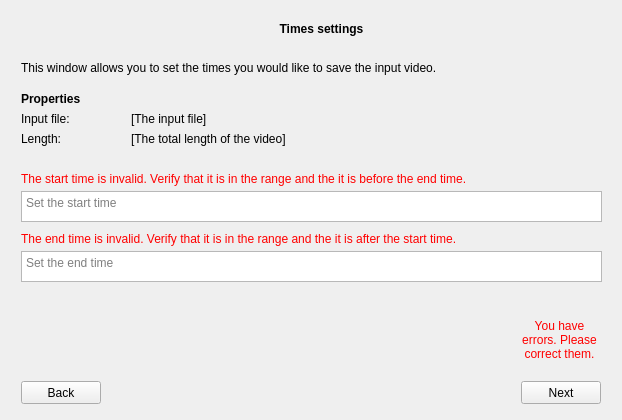
Before: the Qt Designer form ffmpeg-ui/timessettingswindow.ui in heig-vd-ihm2017/ffmpeg-ui, drawn with Qt 5.
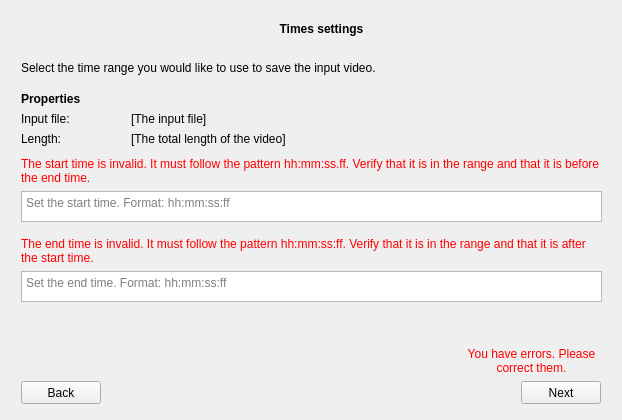
After: the same form once the commit is applied.

Commit message: Functioning time settings window

Patch:
```diff
--- a/ffmpeg-ui/timessettingswindow.ui
+++ b/ffmpeg-ui/timessettingswindow.ui
@@ -91,7 +91,7 @@
          </rect>
         </property>
         <property name="text">
-         <string>&lt;html&gt;&lt;head/&gt;&lt;body&gt;&lt;p&gt;This window allows you to set the times you would like to save the input video.&lt;/p&gt;&lt;/body&gt;&lt;/html&gt;</string>
+         <string>&lt;html&gt;&lt;head/&gt;&lt;body&gt;&lt;p&gt;Select the time range you would like to use to save the input video.&lt;/p&gt;&lt;/body&gt;&lt;/html&gt;</string>
         </property>
         <property name="alignment">
          <set>Qt::AlignLeading|Qt::AlignLeft|Qt::AlignTop</set>
@@ -106,11 +106,14 @@
           <x>10</x>
           <y>220</y>
           <width>581</width>
-          <height>16</height>
+          <height>41</height>
          </rect>
         </property>
         <property name="text">
-         <string>&lt;html&gt;&lt;head/&gt;&lt;body&gt;&lt;p&gt;&lt;span style=&quot; color:#ff0000;&quot;&gt;The end time is invalid. Verify that it is in the range and the it is after the start time.&lt;/span&gt;&lt;/p&gt;&lt;/body&gt;&lt;/html&gt;</string>
+         <string>&lt;html&gt;&lt;head/&gt;&lt;body&gt;&lt;p&gt;&lt;span style=&quot; color:#ff0000;&quot;&gt;The end time is invalid. It must follow the pattern hh:mm:ss:ff. Verify that it is in the range and that it is after the start time.&lt;/span&gt;&lt;/p&gt;&lt;/body&gt;&lt;/html&gt;</string>
+        </property>
+        <property name="wordWrap">
+         <bool>true</bool>
         </property>
        </widget>
        <widget class="QLabel" name="tooltip">
@@ -119,10 +122,10 @@
         </property>
         <property name="geometry">
          <rect>
-          <x>508</x>
-          <y>289</y>
-          <width>81</width>
-          <height>81</height>
+          <x>450</x>
+          <y>330</y>
+          <width>141</width>
+          <height>41</height>
          </rect>
         </property>
         <property name="text">
@@ -139,13 +142,13 @@
         <property name="geometry">
          <rect>
           <x>10</x>
-          <y>240</y>
+          <y>260</y>
           <width>581</width>
           <height>31</height>
          </rect>
         </property>
         <property name="placeholderText">
-         <string>Set the end time</string>
+         <string>Set the end time. Format: hh:mm:ss:ff</string>
         </property>
        </widget>
        <widget class="QLabel" name="properties">
@@ -226,13 +229,16 @@
         <property name="geometry">
          <rect>
           <x>10</x>
-          <y>160</y>
+          <y>145</y>
           <width>581</width>
-          <height>16</height>
+          <height>31</height>
          </rect>
         </property>
         <property name="text">
-         <string>&lt;html&gt;&lt;head/&gt;&lt;body&gt;&lt;p&gt;&lt;span style=&quot; color:#ff0000;&quot;&gt;The start time is invalid. Verify that it is in the range and the it is before the end time.&lt;/span&gt;&lt;/p&gt;&lt;/body&gt;&lt;/html&gt;</string>
+         <string>&lt;html&gt;&lt;head/&gt;&lt;body&gt;&lt;p&gt;&lt;span style=&quot; color:#ff0000;&quot;&gt;The start time is invalid. It must follow the pattern hh:mm:ss.ff. Verify that it is in the range and that it is before the end time.&lt;/span&gt;&lt;/p&gt;&lt;/body&gt;&lt;/html&gt;</string>
+        </property>
+        <property name="wordWrap">
+         <bool>true</bool>
         </property>
        </widget>
        <widget class="QPlainTextEdit" name="startTimeInput">
@@ -245,7 +251,7 @@
          </rect>
         </property>
         <property name="placeholderText">
-         <string>Set the start time</string>
+         <string>Set the start time. Format: hh:mm:ss:ff</string>
         </property>
        </widget>
       </widget>
```
The commit also changes 2 other files.
